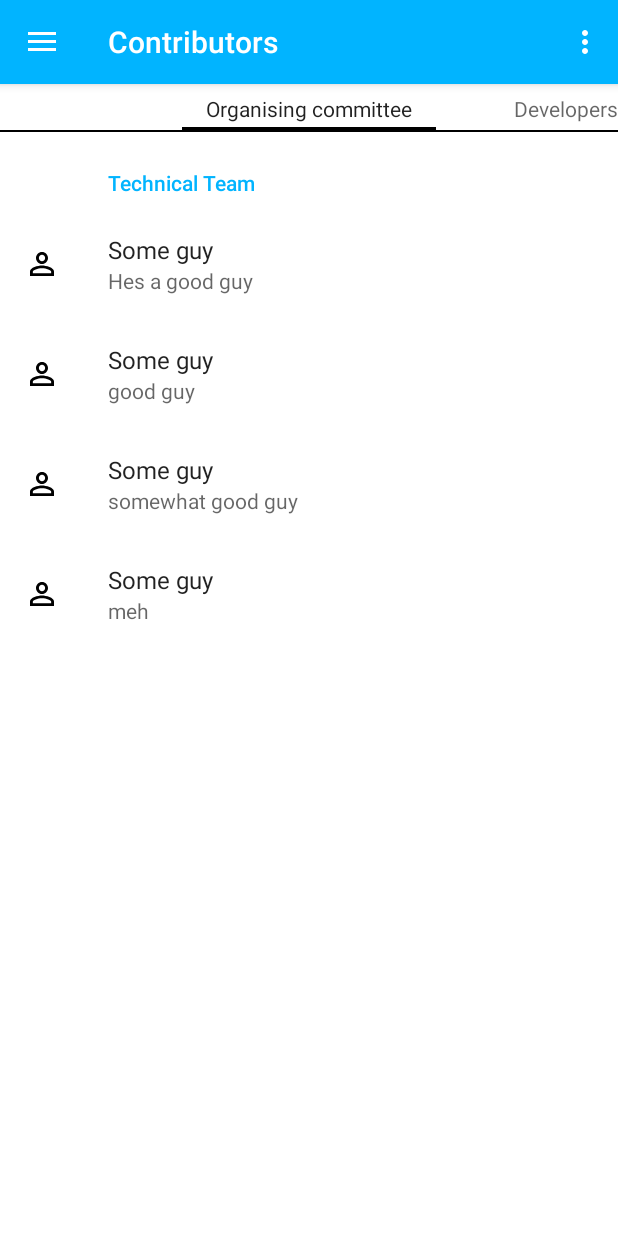
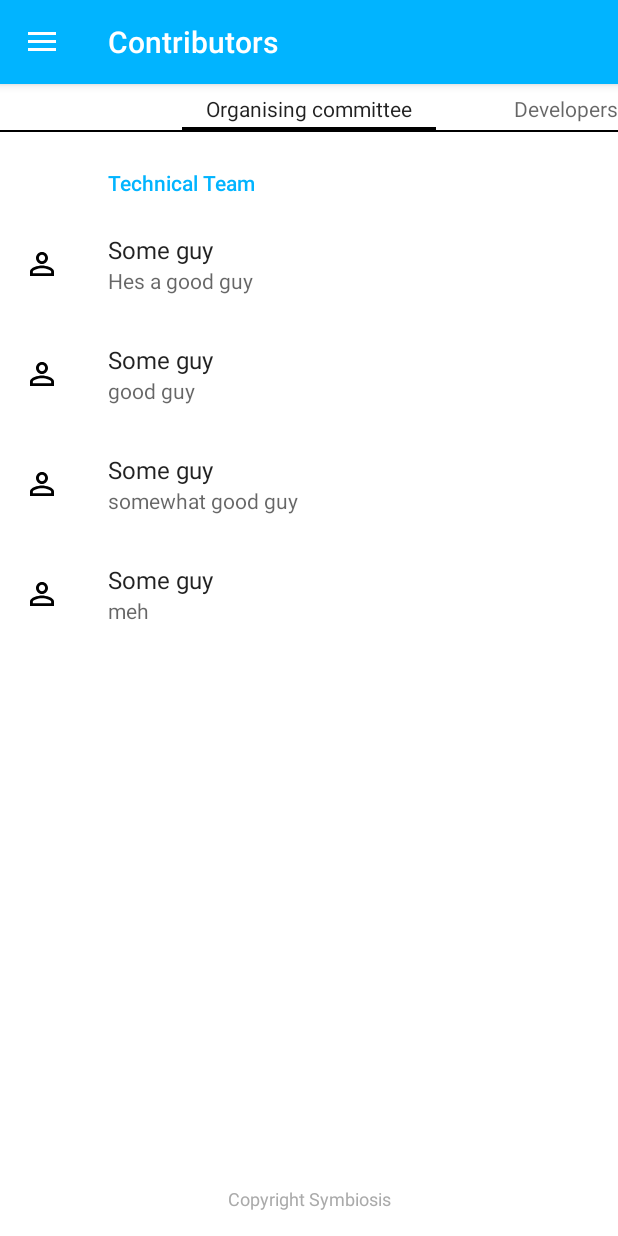
Before and after one commit to Ovenoboyo/Techela_android_2020, an Android app: the screen it shows after launch (MainActivity), in the options menu, after a tap on "OC Members", on a phone screen of 412 x 824 dp. Run offline under Robolectric (Android 15) with nearby library versions, the light colour scheme and no system bars; our stand-ins replace Volley, androidx.preference, navigation-ui; pictures from the network do not load; 10 statements that could not run were skipped.

Commit message:
Cleanups but now its extra dirty
Signed-off-by: Ovenoboyo <ovenoboyo@gmail.com>

```diff
--- a/app/src/main/java/com/example/techela/MainActivity.java
+++ b/app/src/main/java/com/example/techela/MainActivity.java
@@ -22,8 +22,10 @@ import androidx.drawerlayout.widget.DrawerLayout;
 import androidx.appcompat.app.AppCompatActivity;
 import androidx.appcompat.widget.Toolbar;
 
+import android.util.Log;
 import android.view.Menu;
 import android.view.MenuItem;
+import android.widget.FrameLayout;
 
 import java.util.List;
 import java.util.Objects;
@@ -32,6 +34,8 @@ public class MainActivity extends AppCompatActivity {
 
     private AppBarConfiguration mAppBarConfiguration;
     private Toolbar toolbar;
+    ActionBarDrawerToggle mDrawerToggle;
+    DrawerLayout drawer;
 
     @Override
     protected void onCreate(Bundle savedInstanceState) {
@@ -40,8 +44,7 @@ public class MainActivity extends AppCompatActivity {
         toolbar = findViewById(R.id.toolbar);
         setSupportActionBar(toolbar);
         Objects.requireNonNull(getSupportActionBar()).setElevation(0);
-        DrawerLayout drawer = findViewById(R.id.drawer_layout);
-        ActionBarDrawerToggle mDrawerToggle;
+        drawer = findViewById(R.id.drawer_layout);
         mDrawerToggle = new ActionBarDrawerToggle(this, drawer, toolbar, R.string.nav_app_bar_open_drawer_description, R.string.nav_app_bar_navigate_up_description);
         mDrawerToggle.setDrawerIndicatorEnabled(true);
         NavigationView navigationView = findViewById(R.id.nav_view);
@@ -66,6 +69,7 @@ public class MainActivity extends AppCompatActivity {
         if (item.getItemId() == R.id.contributors) {
             Fragment ContributorsFragment = new ContributorsPagerFragment();
             FragmentManager manager = getSupportFragmentManager();
+            manager.popBackStack();
             FragmentTransaction transaction = manager.beginTransaction();
             transaction.setCustomAnimations(android.R.anim.slide_in_left, android.R.anim.slide_in_left, android.R.anim.slide_out_right, android.R.anim.slide_out_right );
             transaction.replace(R.id.nav_host_fragment, ContributorsFragment);
@@ -96,8 +100,15 @@ public class MainActivity extends AppCompatActivity {
                     .setPositiveButton(android.R.string.yes, (arg0, arg1) -> Objects.requireNonNull(this).finish()).create().show();
         } else {
             FragmentManager fm = getSupportFragmentManager();
-            for(int i = 0; i < fm.getBackStackEntryCount(); ++i) {
-                fm.popBackStack();
+            Fragment HomeFragment = new HomeFragment();
+            FragmentTransaction transaction = fm.beginTransaction();
+            transaction.replace(R.id.nav_host_fragment, HomeFragment);
+            transaction.commit();
+
+            for (Object f: fm.getFragments()) {
+                Log.d("test", "onBackPressed: "+f);
+                if (f instanceof ContributorsPagerFragment)
+                    toolbar.setTitle("Events");
             }
         }
 
@@ -106,4 +117,11 @@ public class MainActivity extends AppCompatActivity {
     public Toolbar getToolbar(){
         return toolbar;
     }
+
+    public void setDrawerEnabled(boolean enabled) {
+        int lockMode = enabled ? DrawerLayout.LOCK_MODE_UNLOCKED :
+                DrawerLayout.LOCK_MODE_LOCKED_CLOSED;
+        drawer.setDrawerLockMode(lockMode);
+        mDrawerToggle.setDrawerIndicatorEnabled(enabled);
+    }
 }
--- a/app/src/main/java/com/example/techela/ui/Contributors/ContributorsFragment.java
+++ b/app/src/main/java/com/example/techela/ui/Contributors/ContributorsFragment.java
@@ -25,8 +25,7 @@ public class ContributorsFragment extends PreferenceFragmentCompat {
     public View onCreateView(LayoutInflater inflater, ViewGroup container, Bundle savedInstanceState) {
         View view = super.onCreateView(inflater, container, savedInstanceState);
         view.setBackgroundColor(Color.WHITE);
-        Toolbar toolbar = ((MainActivity)getActivity()).getToolbar();
-        toolbar.setTitle("Contributors");
         return view;
     }
+
 }
--- a/app/src/main/java/com/example/techela/ui/Contributors/ContributorsPagerFragment.java
+++ b/app/src/main/java/com/example/techela/ui/Contributors/ContributorsPagerFragment.java
@@ -2,16 +2,20 @@ package com.example.techela.ui.Contributors;
 
 import android.os.Bundle;
 import android.view.LayoutInflater;
+import android.view.Menu;
+import android.view.MenuInflater;
 import android.view.View;
 import android.view.ViewGroup;
 
 import androidx.annotation.NonNull;
 import androidx.annotation.Nullable;
+import androidx.appcompat.widget.Toolbar;
 import androidx.fragment.app.Fragment;
 import androidx.fragment.app.FragmentManager;
 import androidx.fragment.app.FragmentPagerAdapter;
 import androidx.viewpager.widget.ViewPager;
 
+import com.example.techela.MainActivity;
 import com.example.techela.R;
 
 public class ContributorsPagerFragment extends Fragment{
@@ -21,13 +25,20 @@ public class ContributorsPagerFragment extends Fragment{
     @Override
     public void onCreate(@Nullable Bundle savedInstanceState) {
         super.onCreate(savedInstanceState);
+        setHasOptionsMenu(true);
+        FragmentManager fm = getParentFragmentManager();
+
+        ((MainActivity) getActivity()).setDrawerEnabled(false);
     }
 
     @Nullable
     @Override
     public View onCreateView(@NonNull LayoutInflater inflater, @Nullable ViewGroup container, @Nullable Bundle savedInstanceState) {
+        Toolbar toolbar = ((MainActivity)getActivity()).getToolbar();
+        toolbar.setTitle("Contributors");
         View view = inflater.inflate(R.layout.contributions, container, false);
         ViewPager vpPager = view.findViewById(R.id.vpPager);
+
         adapterViewPager = new MyPagerAdapter(this.getChildFragmentManager());
         vpPager.setAdapter(adapterViewPager);
         return view;
@@ -71,4 +82,17 @@ public class ContributorsPagerFragment extends Fragment{
             }
         }
     }
+
+    @Override
+    public void onCreateOptionsMenu(Menu menu, MenuInflater inflater) {
+        super.onCreateOptionsMenu(menu, inflater);
+        menu.clear();
+    }
+
+
+
+    @Override
+    public void onPrepareOptionsMenu(Menu menu) {
+        super.onPrepareOptionsMenu(menu);
+    }
 }
--- a/app/src/main/java/com/example/techela/ui/Contributors/DevelopersFragment.java
+++ b/app/src/main/java/com/example/techela/ui/Contributors/DevelopersFragment.java
@@ -44,8 +44,6 @@ public class DevelopersFragment extends PreferenceFragmentCompat {
         View view = super.onCreateView(inflater, container, savedInstanceState);
 
         view.setBackgroundColor(Color.WHITE);
-        Toolbar toolbar = ((MainActivity)getActivity()).getToolbar();
-        toolbar.setTitle("Contributors");
 
         return view;
     }
--- a/app/src/main/java/com/example/techela/ui/EventDetails/EventDetailsFragment.java
+++ b/app/src/main/java/com/example/techela/ui/EventDetails/EventDetailsFragment.java
@@ -6,6 +6,7 @@ import android.view.View;
 import android.view.ViewGroup;
 
 import androidx.annotation.NonNull;
+import androidx.annotation.Nullable;
 import androidx.appcompat.widget.Toolbar;
 import androidx.fragment.app.Fragment;
 
@@ -16,6 +17,12 @@ public class EventDetailsFragment extends Fragment {
 
     public EventDetailsFragment() {
         // Required empty public constructor
+    }
+
+    @Override
+    public void onCreate(@Nullable Bundle savedInstanceState) {
+        super.onCreate(savedInstanceState);
+        setHasOptionsMenu(true);
     }
 
     public View onCreateView(@NonNull LayoutInflater inflater,
--- a/app/src/main/java/com/example/techela/ui/Gallery/GalleryFragment.java
+++ b/app/src/main/java/com/example/techela/ui/Gallery/GalleryFragment.java
@@ -51,6 +51,8 @@ public class GalleryFragment extends Fragment {
         pDialog = new ProgressDialog(this.getContext());
         images = new ArrayList<>();
         mAdapter = new GalleryAdapter(this.getContext(), images);
+        setHasOptionsMenu(true);
+        ((MainActivity) getActivity()).setDrawerEnabled(true);
 
         fetchImages();
 
--- a/app/src/main/java/com/example/techela/ui/GoogleForm/GoogleFormFragment.java
+++ b/app/src/main/java/com/example/techela/ui/GoogleForm/GoogleFormFragment.java
@@ -11,6 +11,7 @@ import android.widget.ImageView;
 import android.widget.TextView;
 
 import androidx.annotation.NonNull;
+import androidx.annotation.Nullable;
 import androidx.appcompat.widget.Toolbar;
 import androidx.fragment.app.Fragment;
 import androidx.recyclerview.widget.DefaultItemAnimator;
@@ -24,6 +25,13 @@ import com.example.techela.ui.home.RecyclerAdapter;
 import java.util.Objects;
 
 public class GoogleFormFragment extends Fragment {
+
+    @Override
+    public void onCreate(@Nullable Bundle savedInstanceState) {
+        super.onCreate(savedInstanceState);
+        setHasOptionsMenu(true);
+        ((MainActivity) getActivity()).setDrawerEnabled(true);
+    }
 
     public GoogleFormFragment() {
         // Required empty public constructor
--- a/app/src/main/java/com/example/techela/ui/home/HomeFragment.java
+++ b/app/src/main/java/com/example/techela/ui/home/HomeFragment.java
@@ -9,6 +9,7 @@ import android.view.View;
 import android.view.ViewGroup;
 
 import androidx.annotation.NonNull;
+import androidx.annotation.Nullable;
 import androidx.appcompat.widget.Toolbar;
 import androidx.fragment.app.Fragment;
 import androidx.recyclerview.widget.DefaultItemAnimator;
@@ -24,10 +25,15 @@ public class HomeFragment extends Fragment {
         // Required empty public constructor
     }
 
+    @Override
+    public void onCreate(@Nullable Bundle savedInstanceState) {
+        super.onCreate(savedInstanceState);
+        setHasOptionsMenu(true);
+        ((MainActivity) getActivity()).setDrawerEnabled(true);
+    }
+
     public View onCreateView(@NonNull LayoutInflater inflater,
                              ViewGroup container, Bundle savedInstanceState) {
-        Toolbar toolbar = ((MainActivity)getActivity()).getToolbar();
-        toolbar.setTitle("Events");
         View root = inflater.inflate(R.layout.fragment_home, container, false);
         com.github.clans.fab.FloatingActionButton fab_instagram = root.findViewById(R.id.fab_insta);
         com.github.clans.fab.FloatingActionButton fab_website = root.findViewById(R.id.fab_website);
--- a/app/src/main/res/layout/contributions.xml
+++ b/app/src/main/res/layout/contributions.xml
@@ -1,5 +1,5 @@
 <?xml version="1.0" encoding="utf-8"?>
-<LinearLayout xmlns:android="http://schemas.android.com/apk/res/android"
+<RelativeLayout xmlns:android="http://schemas.android.com/apk/res/android"
     android:layout_width="match_parent"
     android:layout_height="match_parent"
     android:background="@android:color/white"
@@ -19,4 +19,20 @@
             android:paddingTop="4dp" />
 
     </androidx.viewpager.widget.ViewPager>
-</LinearLayout>
+    <FrameLayout
+        android:layout_width="match_parent"
+        android:layout_height="50dp"
+        android:layout_alignParentBottom="true">
+
+        <TextView
+            android:layout_width="match_parent"
+            android:layout_height="wrap_content"
+            android:text="Copyright Symbiosis"
+            android:textAlignment="center"
+            android:textSize="12dp"
+            android:textColor="@android:color/darker_gray"
+            android:layout_gravity="center_vertical"/>
+
+
+    </FrameLayout>
+</RelativeLayout>
--- a/app/src/main/res/xml/developers.xml
+++ b/app/src/main/res/xml/developers.xml
@@ -19,5 +19,13 @@
                 android:action="android.intent.action.VIEW"
                 android:data="" />
         </Preference>
+        <Preference
+            android:icon="@drawable/developer"
+            android:summary="App Developer"
+            android:title="Srijan Chadha" >
+            <intent
+                android:action="android.intent.action.VIEW"
+                android:data="" />
+        </Preference>
     </PreferenceCategory>
 </PreferenceScreen>
```
